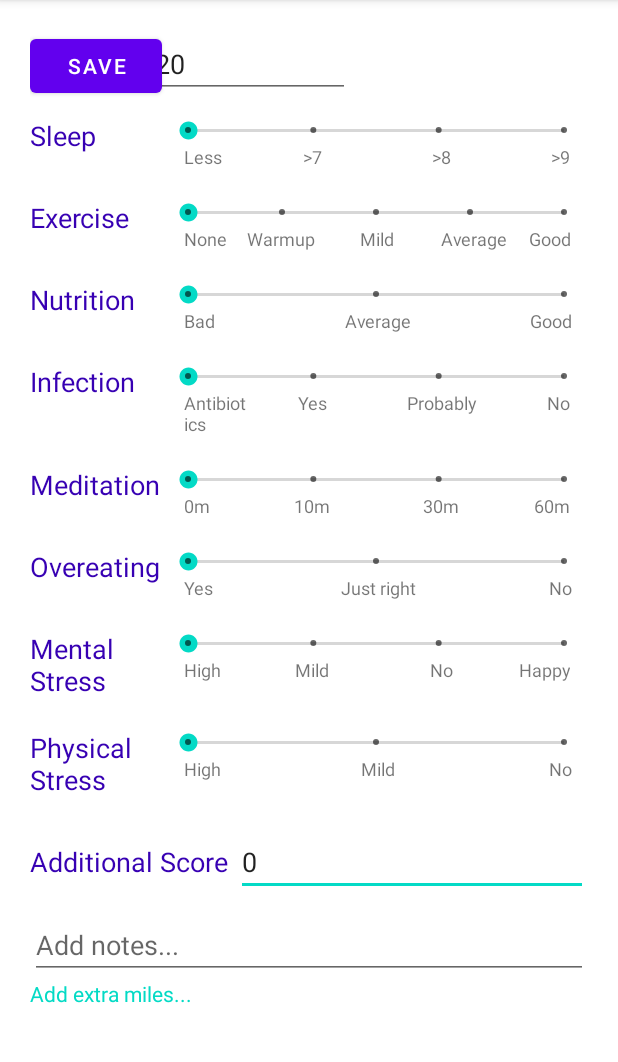
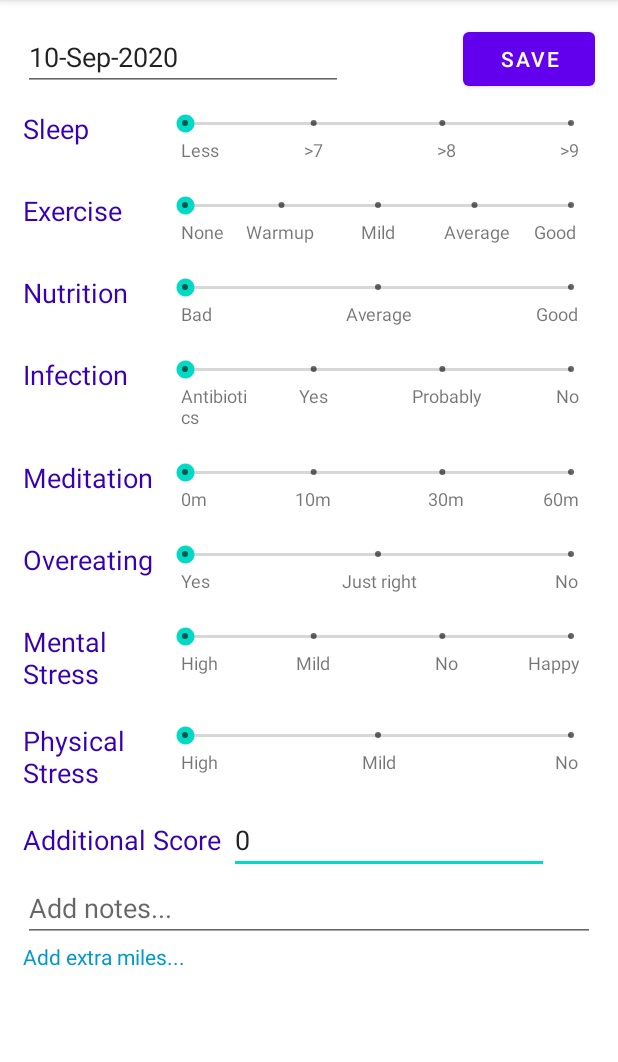
Before and after one commit to nupur-kinger/FibroRecoveryTracker, an Android app: the TrackActivity screen opened directly, with no data from a screen before it, on a phone screen of 412 x 824 dp, the part 84-1146 px from its top. Run offline under Robolectric (Android 15) with nearby library versions, the phone set to English and light mode, and no system bars; our stand-ins replace Firebase (no records; nobody signed in at launch, a user with empty details on screens opened directly).

Commit message:
Tracker layout improvements

```diff
--- a/app/src/main/res/layout/activity_track.xml
+++ b/app/src/main/res/layout/activity_track.xml
@@ -1,20 +1,20 @@
 <?xml version="1.0" encoding="utf-8"?>
 
 <ScrollView xmlns:android="http://schemas.android.com/apk/res/android"
+    xmlns:app="http://schemas.android.com/apk/res-auto"
+    xmlns:tools="http://schemas.android.com/tools"
     android:layout_width="fill_parent"
     android:layout_height="fill_parent">
 
-    <TableLayout
-        android:layout_width="match_parent"
-        android:layout_height="match_parent"
-        android:onClick="save"
-        android:padding="20dp"
-        android:stretchColumns="1">
-
-        <RelativeLayout
+    <LinearLayout
         android:layout_width="match_parent"
         android:layout_height="wrap_content"
-            android:orientation="horizontal">
+        android:orientation="vertical"
+        android:padding="15dp">
+
+        <androidx.constraintlayout.widget.ConstraintLayout
+            android:layout_width="match_parent"
+            android:layout_height="wrap_content">
 
             <EditText
                 android:id="@+id/dateText"
@@ -22,15 +22,26 @@
                 android:layout_height="wrap_content"
                 android:ems="10"
                 android:focusable="false"
-                android:inputType="date" />
+                android:inputType="date"
+                app:layout_constraintStart_toStartOf="parent"
+                app:layout_constraintTop_toTopOf="parent" />
 
             <Button
                 android:id="@+id/submitBtn"
                 android:layout_width="wrap_content"
                 android:layout_height="wrap_content"
                 android:onClick="save"
-                android:text="Save" />
-        </RelativeLayout>
+                android:text="Save"
+                app:layout_constraintEnd_toEndOf="parent"
+                app:layout_constraintTop_toTopOf="parent"
+                tools:layout_constraintEnd_toEndOf="parent" />
+        </androidx.constraintlayout.widget.ConstraintLayout>
+
+        <TableLayout
+            android:layout_width="match_parent"
+            android:layout_height="match_parent"
+            android:onClick="save"
+            android:stretchColumns="1">
 
             <TableRow style="@style/MetricPadding">
 
@@ -514,12 +525,16 @@
             <!--                    android:text="@string/HIGH" />-->
             <!--            </RadioGroup>-->
             <!--        </TableRow>-->
+        </TableLayout>
 
-        <TableRow style="@style/MetricPadding">
+        <LinearLayout
+            android:layout_width="match_parent"
+            android:layout_height="wrap_content"
+            android:orientation="horizontal">
 
             <TextView
                 style="@style/MetricText"
-                android:layout_width="match_parent"
+                android:layout_width="wrap_content"
                 android:layout_height="wrap_content"
                 android:text="Additional Score" />
 
@@ -531,7 +546,7 @@
                 android:ems="10"
                 android:inputType="numberSigned"
                 android:text="0" />
-        </TableRow>
+        </LinearLayout>
 
         <EditText
             android:id="@+id/notes"
@@ -550,7 +565,7 @@
             android:clickable="true"
             android:onClick="toggleExtras"
             android:text="Add extra miles..."
-            android:textColor="@color/colorAccent" />
+            android:textColor="@android:color/holo_blue_dark" />
 
         <androidx.cardview.widget.CardView
             android:id="@+id/extraContent"
@@ -609,5 +624,5 @@
             </LinearLayout>
         </androidx.cardview.widget.CardView>
 
-    </TableLayout>
+    </LinearLayout>
 </ScrollView>
```
Lines whose indentation alone changed are shown as unchanged.
